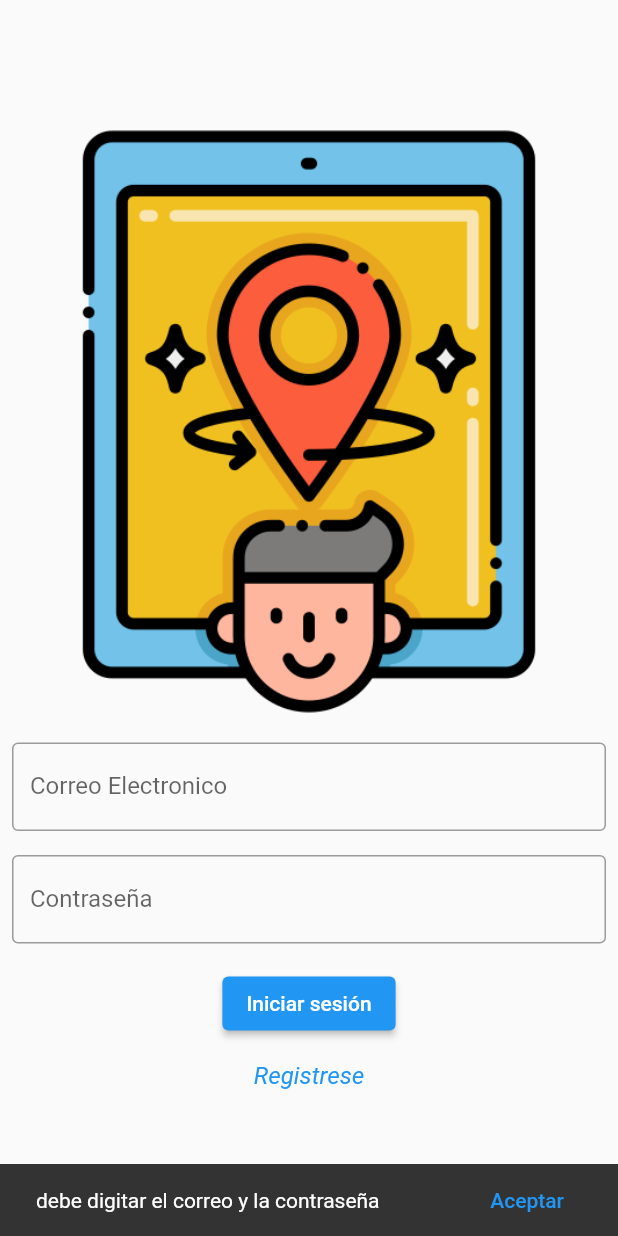
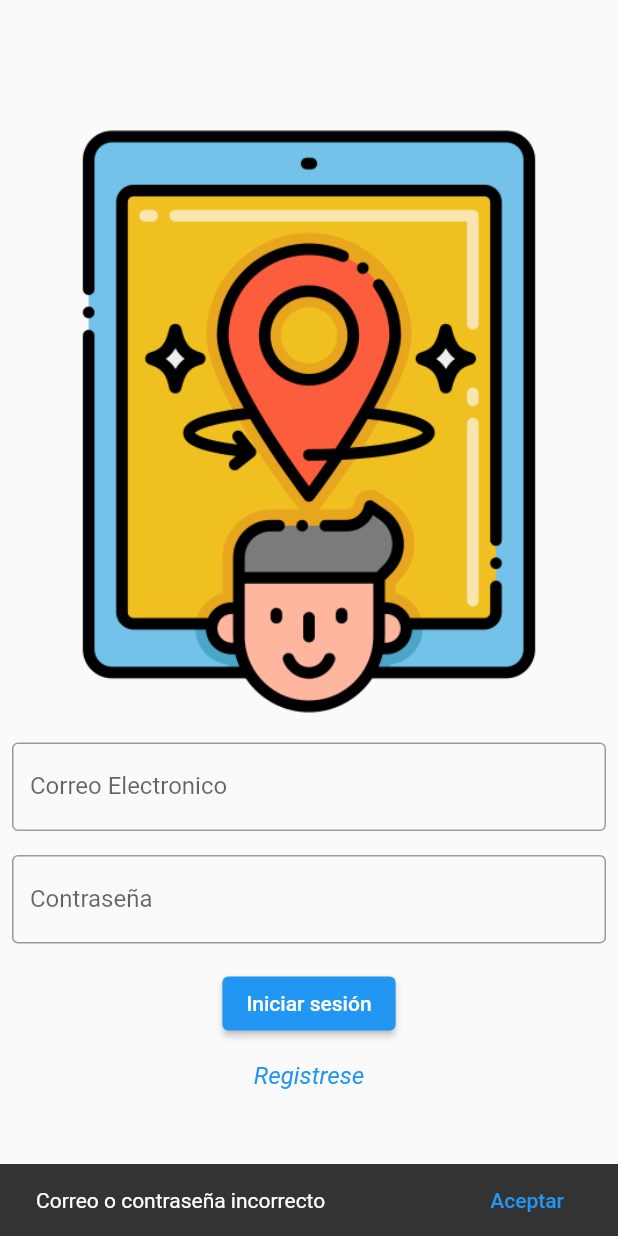
Before and after one commit to NsanchezT7/App_Tour, a Flutter app: the screen it shows after launch, after a tap on "Iniciar sesión", on a phone screen of 412 x 824 dp. Run offline on Flutter 3.47's test engine with Material 2 defaults, Android fonts, the phone set to English and light mode, and no system bars; our stand-ins replace cloud_firestore, firebase_auth, firebase_core, shared_preferences; accounts and stored records are empty.

Commit message:
se empieza a borrar y llegar al sprint 2

```diff
--- a/lib/pages/login.dart
+++ b/lib/pages/login.dart
@@ -1,8 +1,8 @@
-import 'package:firebase_auth/firebase_auth.dart';
 import 'package:flutter/material.dart';
 import 'package:mis_libros/pages/register.dart';
 import 'dart:convert';
 import 'package:shared_preferences/shared_preferences.dart';
+import '../models/user.dart';
 import 'home.dart';
 
 class LoginPage extends StatefulWidget {
@@ -16,11 +16,14 @@ class _LoginPageState extends State<LoginPage> {
   final _email= TextEditingController();
   final _password= TextEditingController();
 
+  User userLoad = User.Empty();
+
   @override
   void initState(){
-    //_getUser();
+    _getUser();
     super.initState();
   }
+
 
   void _showMsg(String msg){
     final scaffold =ScaffoldMessenger.of(context);
@@ -31,21 +34,21 @@ class _LoginPageState extends State<LoginPage> {
       ),
     );
   }
-  void _validateuser() async {
-    if (_email.text.isEmpty || _password.text.isEmpty) {
-      _showMsg("debe digitar el correo y la contraseña");
+
+  _getUser() async{
+    SharedPreferences prefs = await SharedPreferences.getInstance();
+    Map<String, dynamic> userMap= jsonDecode(prefs.getString("user")!);
+    userLoad = User.fromJson(userMap);
+  }
+
+  void _validateuser(){
+    if (_email.text == userLoad.email && _password.text == userLoad.password) {
+      Navigator.pushReplacement(context, MaterialPageRoute(builder: (context)=> const HomePage()));
     }else{
-      var result = await _firebaseApi.logInUser(_email.text, _password.text);
-      String msg ="";
-      if (result=="invalid-email"){msg="el correo electronico esta mal escrito ";}
-      else if (result=="wrong-password"){msg="correo o contraseña invalido";}
-      else if (result=="network-request-failed"){msg="Revise su conexion a internet";}
-      else{
-        msg="Bienvenido";
-      Navigator.pushReplacement(context, MaterialPageRoute(builder: (context)=> const HomePage()));
+      _showMsg("Correo o contraseña incorrecto");
+
       }
-      _showMsg(msg);
-    }
+
   }
 
   @override
--- a/lib/pages/register.dart
+++ b/lib/pages/register.dart
@@ -63,7 +63,7 @@ class _RegisterPageState extends State<RegisterPage> {
 
   void saveUser(User user) async {
     SharedPreferences prefs= await SharedPreferences.getInstance();
-    prefs.setString("user" , jsonEncode(user));
+    prefs.setString("user", jsonEncode(user));
   }
 
   void _onRegisterButtonClicked() {
@@ -76,7 +76,7 @@ class _RegisterPageState extends State<RegisterPage> {
           genre = "femenino";
         }
 
-        var user = User("",
+        var user = User(
             _name.text, _email.text, _password.text, genre, _date);
         saveUser(user);
         Navigator.pushReplacement(context, MaterialPageRoute(builder: (context)=> LoginPage()));
```
Also changed, not shown: lib/models/user.dart (+2 -11 lines).
